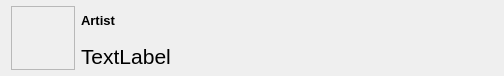
This is src/ui/album.ui in vanzin/folderme as Qt 5 draws it before an edit. The edited form follows.
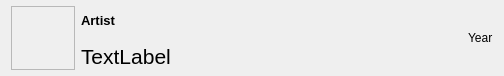
This is the edited form.

Commit message: Show album year in playlist.

Diff of the .ui file:
```diff
--- a/src/ui/album.ui
+++ b/src/ui/album.ui
@@ -19,7 +19,7 @@
   <property name="windowTitle">
    <string>Form</string>
   </property>
-  <layout class="QHBoxLayout" name="horizontalLayout" stretch="0,1">
+  <layout class="QHBoxLayout" name="horizontalLayout" stretch="0,1,0">
    <property name="topMargin">
     <number>2</number>
    </property>
@@ -105,6 +105,13 @@
      </item>
     </layout>
    </item>
+   <item>
+    <widget class="QLabel" name="lYear">
+     <property name="text">
+      <string>Year</string>
+     </property>
+    </widget>
+   </item>
   </layout>
  </widget>
  <resources/>
```
The commit also changes 2 other files.
